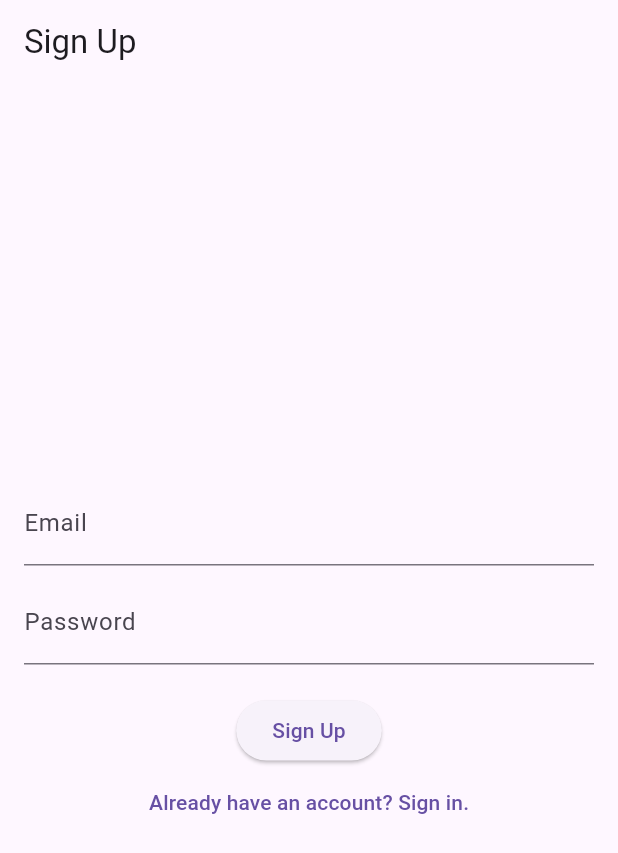
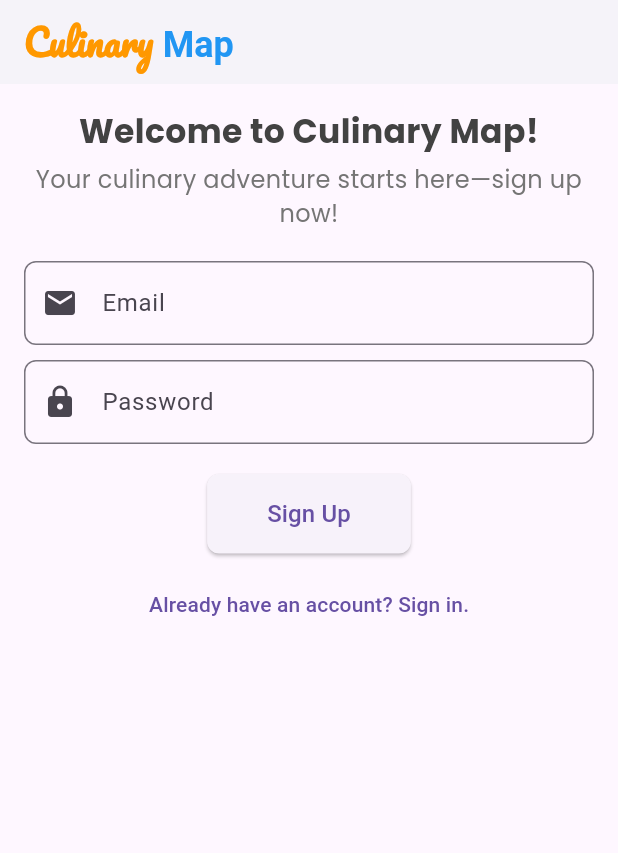
Before and after one commit to artSao/pm2-culinary-map-app, a Flutter app: the SignUpScreen screen opened directly, on a phone screen of 412 x 824 dp. Shown: the top 853 px of the screen. Run offline on Flutter 3.47's test engine with Material 3 defaults, Android fonts, the light colour scheme and no system bars; our stand-ins replace cloud_firestore, firebase_auth, firebase_core, flutter_map, google_fonts, latlong2 and 1 more; accounts and stored records are empty.

Commit message:
update: Done

```diff
--- a/lib/main.dart
+++ b/lib/main.dart
@@ -16,7 +16,7 @@ void main() async {
 }
 
 class CulinaryMapApp extends StatelessWidget {
-  const CulinaryMapApp({Key? key}) : super(key: key);
+  const CulinaryMapApp({super.key});
 
   @override
   Widget build(BuildContext context) {
--- a/lib/screens/auth_wrapper.dart
+++ b/lib/screens/auth_wrapper.dart
@@ -5,7 +5,7 @@ import 'home_screen.dart';
 import 'login_screen.dart';
 
 class AuthWrapper extends StatefulWidget {
-  const AuthWrapper({Key? key}) : super(key: key);
+  const AuthWrapper({super.key});
 
   @override
   State<AuthWrapper> createState() => _AuthWrapperState();
--- a/lib/screens/edit_profile_screen.dart
+++ b/lib/screens/edit_profile_screen.dart
@@ -3,6 +3,8 @@ import 'package:flutter/material.dart';
 import 'package:firebase_auth/firebase_auth.dart';
 
 class EditProfileScreen extends StatefulWidget {
+  const EditProfileScreen({super.key});
+
   @override
   _EditProfileScreenState createState() => _EditProfileScreenState();
 }
@@ -95,7 +97,7 @@ class _EditProfileScreenState extends State<EditProfileScreen> {
             ),
             TextField(
               controller: _roleController,
-              decoration: const InputDecoration(labelText: "Jurusan"),
+              decoration: const InputDecoration(labelText: "Status"),
             ),
             const SizedBox(height: 20),
             isLoading
--- a/lib/screens/signup-screen.dart
+++ b/lib/screens/signup-screen.dart
@@ -2,9 +2,10 @@ import 'package:culinary_map_app/screens/home_screen.dart';
 import 'package:culinary_map_app/screens/login_screen.dart';
 import 'package:flutter/material.dart';
 import 'package:firebase_auth/firebase_auth.dart';
+import 'package:google_fonts/google_fonts.dart';
 
 class SignUpScreen extends StatefulWidget {
-  const SignUpScreen({Key? key}) : super(key: key);
+  const SignUpScreen({super.key});
 
   @override
   State<SignUpScreen> createState() => _SignUpScreenState();
@@ -28,8 +29,8 @@ class _SignUpScreenState extends State<SignUpScreen> {
       );
       Navigator.pushAndRemoveUntil(
         context,
-        MaterialPageRoute(builder: (context) =>  HomeScreen()), // Sesuaikan dengan halaman utama Anda
-        (Route<dynamic> route) => false, // Menghapus semua halaman sebelumnya
+        MaterialPageRoute(builder: (context) => HomeScreen()),
+        (Route<dynamic> route) => false,
       );
     } on FirebaseAuthException catch (e) {
       String errorMessage;
@@ -53,43 +54,131 @@ class _SignUpScreenState extends State<SignUpScreen> {
   @override
   Widget build(BuildContext context) {
     return Scaffold(
-      appBar: AppBar(title: const Text("Sign Up"), automaticallyImplyLeading: false),
-      body: Padding(
-        padding: const EdgeInsets.all(16.0),
-        child: Center(
+      appBar: AppBar(
+        title: RichText(
+          text: TextSpan(
+            children: [
+              TextSpan(
+                text: "Culinary ",
+                style: GoogleFonts.pacifico(
+                  textStyle: TextStyle(
+                    color: Colors.orange,
+                    fontSize: 24,
+                    fontWeight: FontWeight.bold,
+                  ),
+                ),
+              ),
+              TextSpan(
+                text: "Map",
+                style: GoogleFonts.roboto(
+                  textStyle: TextStyle(
+                    color: Colors.blue,
+                    fontSize: 24,
+                    fontWeight: FontWeight.bold,
+                  ),
+                ),
+              ),
+            ],
+          ),
+        ),
+        automaticallyImplyLeading: false,
+        backgroundColor: Colors.white,
+        elevation: 2.0,
+      ),
+      body: SingleChildScrollView(
+        child: Padding(
+          padding: const EdgeInsets.all(16.0),
           child: Column(
             mainAxisAlignment: MainAxisAlignment.center,
             children: [
+              // Sambutan
+              Text(
+                "Welcome to Culinary Map!",
+                textAlign: TextAlign.center,
+                style: GoogleFonts.poppins(
+                  textStyle: TextStyle(
+                    fontSize: 22,
+                    color: Colors.grey[800],
+                    fontWeight: FontWeight.bold,
+                  ),
+                ),
+              ),
+              const SizedBox(height: 5),
+              Text(
+                "Your culinary adventure starts here—sign up now!",
+                textAlign: TextAlign.center,
+                style: GoogleFonts.poppins(
+                  textStyle: TextStyle(
+                    fontSize: 16,
+                    color: Colors.grey[600],
+                  ),
+                ),
+              ),
+              const SizedBox(height: 20),
+              // Formulir
               TextField(
                 controller: _emailController,
-                decoration: const InputDecoration(labelText: "Email"),
+                decoration: InputDecoration(
+                  labelText: "Email",
+                  prefixIcon: Icon(Icons.email),
+                  border: OutlineInputBorder(
+                    borderRadius: BorderRadius.circular(8.0),
+                  ),
+                ),
               ),
               const SizedBox(height: 10),
               TextField(
                 controller: _passwordController,
-                decoration: const InputDecoration(labelText: "Password"),
+                decoration: InputDecoration(
+                  labelText: "Password",
+                  prefixIcon: Icon(Icons.lock),
+                  border: OutlineInputBorder(
+                    borderRadius: BorderRadius.circular(8.0),
+                  ),
+                ),
                 obscureText: true,
               ),
               if (_errorMessage != null) ...[
                 const SizedBox(height: 10),
-                Text(_errorMessage!, style: const TextStyle(color: Colors.red)),
+                Text(
+                  _errorMessage!,
+                  style: const TextStyle(color: Colors.red),
+                ),
               ],
               const SizedBox(height: 20),
+              // Tombol Sign Up
               _isLoading
                   ? const CircularProgressIndicator()
                   : ElevatedButton(
                       onPressed: _signUp,
-                      child: const Text("Sign Up"),
+                      style: ElevatedButton.styleFrom(
+                        padding: const EdgeInsets.symmetric(
+                          horizontal: 40,
+                          vertical: 15,
+                        ),
+                        shape: RoundedRectangleBorder(
+                          borderRadius: BorderRadius.circular(8.0),
+                        ),
+                      ),
+                      child: const Text(
+                        "Sign Up",
+                        style: TextStyle(fontSize: 16),
+                      ),
                     ),
+              const SizedBox(height: 10),
+              // Navigasi ke Login
               TextButton(
                 onPressed: () {
                   Navigator.pushAndRemoveUntil(
                     context,
                     MaterialPageRoute(builder: (context) => const LoginScreen()),
-                    (Route<dynamic> route) => false, // Menghapus semua halaman sebelumnya
+                    (Route<dynamic> route) => false,
                   );
                 },
-                child: const Text("Already have an account? Sign in."),
+                child: const Text(
+                  "Already have an account? Sign in.",
+                  style: TextStyle(fontSize: 14),
+                ),
               ),
             ],
           ),
--- a/lib/widgets/custom_drawer.dart
+++ b/lib/widgets/custom_drawer.dart
@@ -4,7 +4,7 @@ import 'package:flutter/material.dart';
 class CustomDrawer extends StatelessWidget {
   final Function(int) onItemTap;
 
-  const CustomDrawer({Key? key, required this.onItemTap}) : super(key: key);
+  const CustomDrawer({super.key, required this.onItemTap});
 
   @override
   Widget build(BuildContext context) {
--- a/pubspec.yaml
+++ b/pubspec.yaml
@@ -49,6 +49,7 @@ dependencies:
   flutter_map: ^7.0.2
   latlong2: ^0.9.1
   flutter_map_cancellable_tile_provider: ^3.0.2
+  google_fonts: ^6.2.1
 
 dev_dependencies:
   flutter_test:
```
Also changed, not shown: lib/models/restaurant.dart (+5 -5 lines), lib/screens/dashboard_screen.dart (deleted, +0 -36 lines), lib/screens/filter_screen.dart (deleted, +0 -45 lines), lib/screens/home_screen.dart (+12 -10 lines), lib/screens/login_screen.dart (+31 -4 lines), lib/services/firebase_auth_service.dart (deleted, +0 -27 lines), lib/services/firestore_service.dart (deleted, +0 -69 lines), lib/widgets/restaurant_list_item.dart (deleted, +0 -30 lines), lib/widgets/restaurant_filter_item.dart (deleted), pubspec.lock, 1 other file.
